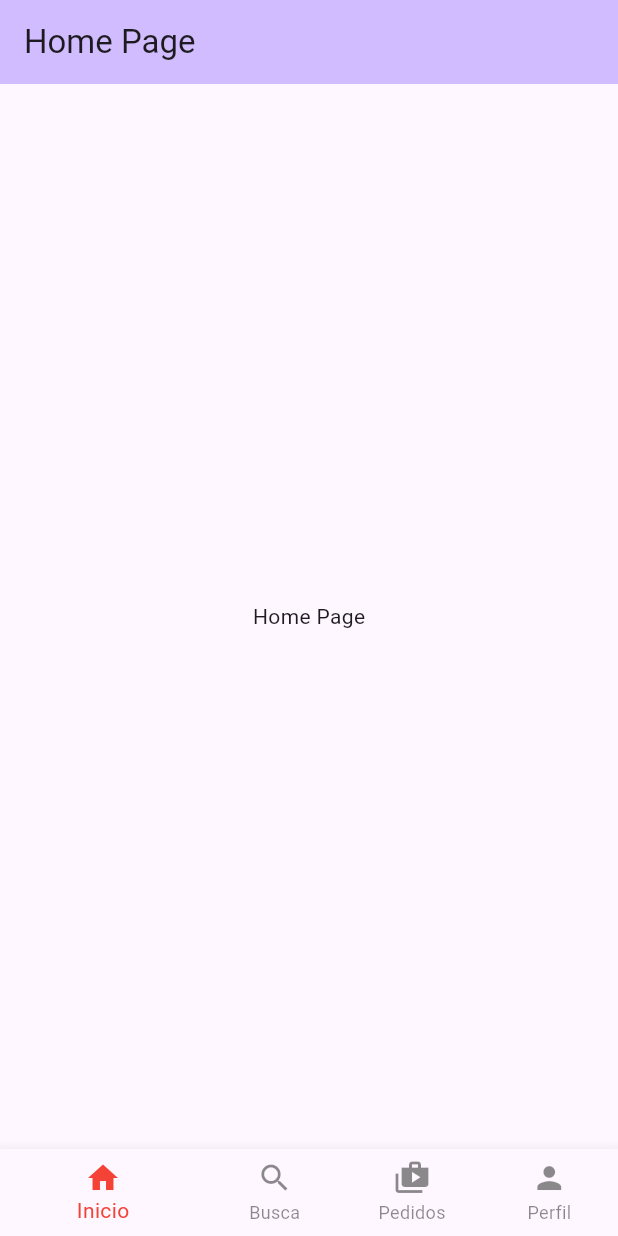
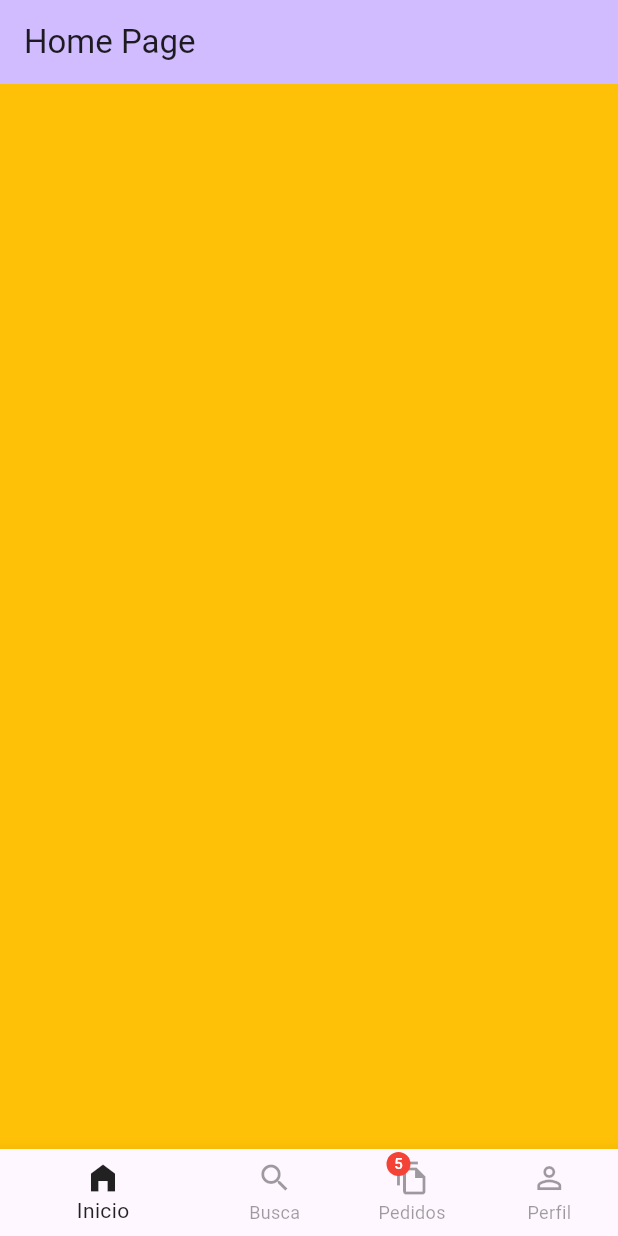
Before and after one commit to thiagoaires/lfood, a Flutter app: the screen it shows after launch, on a phone screen of 412 x 824 dp. Run offline on Flutter 3.47's test engine with Material 3 defaults, Android fonts, the light colour scheme and no system bars.

Commit message:
rules on countBadge

```diff
--- a/lib/main.dart
+++ b/lib/main.dart
@@ -1,5 +1,6 @@
 import 'package:flutter/material.dart';
-import 'package:lfood_app/src/features/home/view/home_page.dart';
+import 'package:lfood_app/src/features/dashboard/view/pages/dashboard_page.dart';
+import 'package:lfood_app/src/features/home/view/pages/home_page.dart';
 
 void main() {
   runApp(const MainApp());
@@ -15,7 +16,7 @@
       theme: ThemeData(
         primarySwatch: Colors.blue,
       ),
-      home: const HomePage(),
+      home: const DashboardPage(),
     );
   }
 }
--- /dev/null
+++ b/lib/src/features/dashboard/view/pages/dashboard_page.dart
@@ -0,0 +1,58 @@
+import 'package:flutter/material.dart';
+import 'package:lfood_app/src/features/home/view/pages/home_page.dart';
+import 'package:lfood_app/src/features/orders/view/pages/orders_page.dart';
+import 'package:lfood_app/src/features/profile/view/pages/profile_page.dart';
+import 'package:lfood_app/src/features/search/view/pages/search_page.dart';
+import 'package:pepperoni/pepperoni.dart';
+
+class DashboardPage extends StatefulWidget {
+  const DashboardPage({super.key});
+
+  @override
+  State<DashboardPage> createState() => _DashboardPageState();
+}
+
+class _DashboardPageState extends State<DashboardPage> {
+  final PageController pageController = PageController();
+
+  @override
+  Widget build(BuildContext context) {
+    return Scaffold(
+      body: PageView(
+        controller: pageController,
+        physics: const NeverScrollableScrollPhysics(),
+        children: [
+          HomePage(),
+          SearchPage(),
+          OrdersPage(),
+          ProfilePage(),
+        ],
+      ),
+      bottomNavigationBar: PepperoniBottomBar(
+        onIndexSelected: pageController.jumpToPage,
+        items: [
+          PepperoniBottomBarItem(
+              icon: Icons.home_outlined,
+              activeIcon: Icons.home_filled,
+              label: 'Inicio'),
+          PepperoniBottomBarItem(
+            icon: Icons.search_outlined,
+            activeIcon: Icons.search_sharp,
+            label: 'Busca',
+          ),
+          PepperoniBottomBarItem(
+            icon: Icons.file_copy_outlined,
+            activeIcon: Icons.file_copy,
+            label: 'Pedidos',
+            countBadge: 5,
+          ),
+          PepperoniBottomBarItem(
+            icon: Icons.person_outline,
+            activeIcon: Icons.person,
+            label: 'Perfil',
+          ),
+        ],
+      ),
+    );
+  }
+}
--- a/lib/src/features/home/view/home_page.dart
+++ /dev/null
@@ -1,33 +0,0 @@
-import 'package:flutter/material.dart';
-import 'package:pepperoni/pepperoni.dart';
-
-class HomePage extends StatefulWidget {
-  const HomePage({super.key});
-
-  @override
-  State<HomePage> createState() => _HomePageState();
-}
-
-class _HomePageState extends State<HomePage> {
-  @override
-  Widget build(BuildContext context) {
-    return Scaffold(
-      appBar: AppBar(
-        backgroundColor: Theme.of(context).colorScheme.inversePrimary,
-        title: const Text('Home Page'),
-      ),
-      body: const Center(
-        child: Text('Home Page'),
-      ),
-      bottomNavigationBar: PepperoniBottomBar(
-        onIndexSelected: print,
-        items: [
-          PepperoniBottomBarItem(icon: Icons.home, label: 'Inicio'),
-          PepperoniBottomBarItem(icon: Icons.search, label: 'Busca'),
-          PepperoniBottomBarItem(icon: Icons.shop_2, label: 'Pedidos'),
-          PepperoniBottomBarItem(icon: Icons.person, label: 'Perfil'),
-        ],
-      ),
-    );
-  }
-}
--- /dev/null
+++ b/lib/src/features/home/view/pages/home_page.dart
@@ -0,0 +1,23 @@
+import 'package:flutter/material.dart';
+import 'package:pepperoni/pepperoni.dart';
+
+class HomePage extends StatefulWidget {
+  const HomePage({super.key});
+
+  @override
+  State<HomePage> createState() => _HomePageState();
+}
+
+class _HomePageState extends State<HomePage> {
+  @override
+  Widget build(BuildContext context) {
+    return Scaffold(
+        appBar: AppBar(
+          backgroundColor: Theme.of(context).colorScheme.inversePrimary,
+          title: const Text('Home Page'),
+        ),
+        body: Container(
+          color: Colors.amber,
+        ));
+  }
+}
--- /dev/null
+++ b/lib/src/features/orders/view/pages/orders_page.dart
@@ -0,0 +1,15 @@
+import 'package:flutter/material.dart';
+
+class OrdersPage extends StatelessWidget {
+  const OrdersPage({super.key});
+
+  @override
+  Widget build(BuildContext context) {
+    return Scaffold(
+      appBar: AppBar(
+        title: const Text('Pedidos'),
+      ),
+      body: Container(),
+    );
+  }
+}
--- /dev/null
+++ b/lib/src/features/profile/view/pages/profile_page.dart
@@ -0,0 +1,15 @@
+import 'package:flutter/material.dart';
+
+class ProfilePage extends StatelessWidget {
+  const ProfilePage({super.key});
+
+  @override
+  Widget build(BuildContext context) {
+    return Scaffold(
+      appBar: AppBar(
+        title: const Text('Perfil'),
+      ),
+      body: Container(),
+    );
+  }
+}
--- /dev/null
+++ b/lib/src/features/search/view/pages/search_page.dart
@@ -0,0 +1,15 @@
+import 'package:flutter/material.dart';
+
+class SearchPage extends StatelessWidget {
+  const SearchPage({super.key});
+
+  @override
+  Widget build(BuildContext context) {
+    return Scaffold(
+      appBar: AppBar(
+        title: const Text('Search Page'),
+      ),
+      body: Container(),
+    );
+  }
+}
--- a/resources/pepperoni/lib/src/widgets/bottom_bar/pepperoni_bottom_bar.dart
+++ b/resources/pepperoni/lib/src/widgets/bottom_bar/pepperoni_bottom_bar.dart
@@ -23,13 +23,20 @@ class _PepperoniBottomBarState extends State<PepperoniBottomBar> {
       items: List.from(
         widget.items.map(
           (el) => BottomNavigationBarItem(
-            icon: Icon(el.icon),
+            icon: PepperoniIconBar(
+              icon: el.icon,
+              countBadge: el.countBadge,
+            ),
             label: el.label,
+            activeIcon: PepperoniIconBar(
+              icon: el.activeIcon,
+              countBadge: el.countBadge,
+            ),
           ),
         ),
       ),
-      fixedColor: Colors.red,
-      unselectedItemColor: Colors.black45,
+      selectedItemColor: Colors.black87,
+      unselectedItemColor: Colors.black38,
       showUnselectedLabels: true,
       currentIndex: selectedItem,
       onTap: (value) {
@@ -41,3 +48,41 @@ class _PepperoniBottomBarState extends State<PepperoniBottomBar> {
     );
   }
 }
+
+class PepperoniIconBar extends StatelessWidget {
+  final IconData icon;
+  final int countBadge;
+  const PepperoniIconBar({
+    super.key,
+    required this.icon,
+    required this.countBadge,
+  });
+
+  @override
+  Widget build(BuildContext context) {
+    if (countBadge > 0) {
+      return Stack(
+        clipBehavior: Clip.none,
+        children: [
+          Icon(icon),
+          Positioned(
+            left: -5,
+            top: -5,
+            child: CircleAvatar(
+              backgroundColor: Colors.red,
+              radius: 8,
+              child: Text(
+                "$countBadge",
+                style: TextStyle(
+                  color: Colors.white,
+                  fontSize: 10,
+                ),
+              ),
+            ),
+          ),
+        ],
+      );
+    }
+    return Icon(icon);
+  }
+}
--- a/resources/pepperoni/lib/src/widgets/bottom_bar/pepperoni_bottom_bar_item.dart
+++ b/resources/pepperoni/lib/src/widgets/bottom_bar/pepperoni_bottom_bar_item.dart
@@ -1,11 +1,15 @@
 import 'package:flutter/material.dart';
 
 class PepperoniBottomBarItem {
+  final IconData activeIcon;
   final IconData icon;
   final String label;
+  final int countBadge;
 
   PepperoniBottomBarItem({
+    required this.activeIcon,
     required this.icon,
     required this.label,
+    this.countBadge = 0,
   });
 }
```
